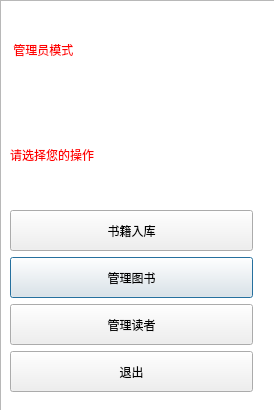
Above: mode.ui from banlanzs/317LibrarySystem before the change. Below: the same form after it.
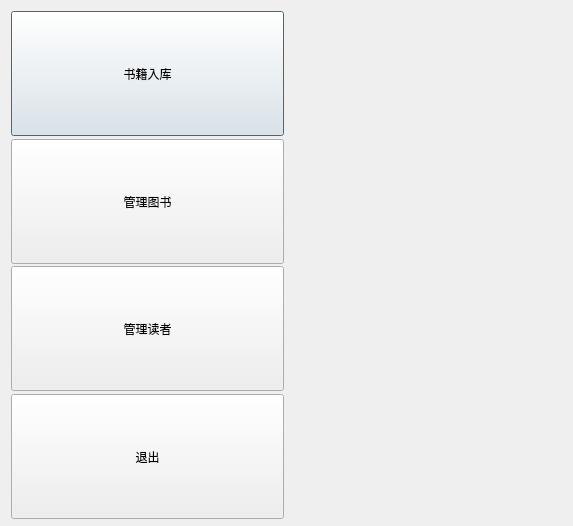
That is the form after the change. Icons and pictures are not drawn.

```diff
--- a/mode.ui
+++ b/mode.ui
@@ -6,26 +6,45 @@
    <rect>
     <x>0</x>
     <y>0</y>
-    <width>274</width>
-    <height>410</height>
+    <width>573</width>
+    <height>526</height>
    </rect>
   </property>
+  <property name="minimumSize">
+   <size>
+    <width>300</width>
+    <height>500</height>
+   </size>
+  </property>
   <property name="windowTitle">
    <string>Dialog</string>
   </property>
+  <property name="styleSheet">
+   <string notr="true">background-image: url(:/new/prefix1/0eefae7af46b407ae390a0fad8c36b7e0bb7a043d956e-UVgqj9_fw658.webp);</string>
+  </property>
+  <layout class="QGridLayout" name="gridLayout">
+   <item row="0" column="0">
+    <widget class="QPushButton" name="BookInButton">
+     <property name="minimumSize">
+      <size>
+       <width>100</width>
+       <height>125</height>
+      </size>
+     </property>
+     <property name="styleSheet">
+      <string notr="true">font: 12pt &quot;Agency FB&quot;;</string>
+     </property>
+     <property name="text">
+      <string>书籍入库</string>
+     </property>
+    </widget>
+   </item>
+   <item row="1" column="0">
   <widget class="QPushButton" name="managebooksButton">
-   <property name="geometry">
-    <rect>
-     <x>10</x>
-     <y>257</y>
-     <width>243</width>
-     <height>41</height>
-    </rect>
-   </property>
    <property name="minimumSize">
     <size>
-     <width>241</width>
-     <height>41</height>
+       <width>100</width>
+       <height>125</height>
     </size>
    </property>
    <property name="styleSheet">
@@ -35,69 +54,13 @@
     <string>管理图书</string>
    </property>
   </widget>
-  <widget class="QLabel" name="label_2">
-   <property name="geometry">
-    <rect>
-     <x>10</x>
-     <y>105</y>
-     <width>243</width>
-     <height>99</height>
-    </rect>
-   </property>
-   <property name="minimumSize">
-    <size>
-     <width>147</width>
-     <height>24</height>
-    </size>
-   </property>
-   <property name="styleSheet">
-    <string notr="true">font: 87 22pt &quot;Arial Black&quot;;
-font: 16pt &quot;Agency FB&quot;;
-color: rgb(0, 170, 0);
-color: rgb(255, 0, 0);</string>
-   </property>
-   <property name="text">
-    <string>请选择您的操作</string>
-   </property>
-  </widget>
-  <widget class="QLabel" name="label">
-   <property name="geometry">
-    <rect>
-     <x>10</x>
-     <y>0</y>
-     <width>243</width>
-     <height>99</height>
-    </rect>
-   </property>
-   <property name="minimumSize">
-    <size>
-     <width>241</width>
-     <height>71</height>
-    </size>
-   </property>
-   <property name="styleSheet">
-    <string notr="true">
-color: rgb(255, 0, 0);
-font: 87 28pt &quot;Arial Black&quot;;
-</string>
-   </property>
-   <property name="text">
-    <string> 管理员模式</string>
-   </property>
-  </widget>
+   </item>
+   <item row="2" column="0">
   <widget class="QPushButton" name="ManageUsersButton">
-   <property name="geometry">
-    <rect>
-     <x>10</x>
-     <y>304</y>
-     <width>243</width>
-     <height>41</height>
-    </rect>
-   </property>
    <property name="minimumSize">
     <size>
-     <width>241</width>
-     <height>41</height>
+       <width>100</width>
+       <height>125</height>
     </size>
    </property>
    <property name="styleSheet">
@@ -107,19 +70,13 @@
     <string>管理读者</string>
    </property>
   </widget>
+   </item>
+   <item row="3" column="0">
   <widget class="QPushButton" name="BackButton">
-   <property name="geometry">
-    <rect>
-     <x>10</x>
-     <y>351</y>
-     <width>243</width>
-     <height>41</height>
-    </rect>
-   </property>
    <property name="minimumSize">
     <size>
-     <width>241</width>
-     <height>41</height>
+       <width>100</width>
+       <height>125</height>
     </size>
    </property>
    <property name="styleSheet">
@@ -129,54 +86,24 @@
     <string>退出</string>
    </property>
   </widget>
-  <widget class="QPushButton" name="BookInButton">
-   <property name="geometry">
-    <rect>
-     <x>10</x>
-     <y>210</y>
-     <width>243</width>
-     <height>41</height>
-    </rect>
-   </property>
+   </item>
+   <item row="0" column="1" rowspan="4">
+    <widget class="QLabel" name="label">
    <property name="minimumSize">
     <size>
-     <width>241</width>
-     <height>41</height>
+       <width>200</width>
+       <height>500</height>
     </size>
    </property>
    <property name="styleSheet">
-    <string notr="true">font: 12pt &quot;Agency FB&quot;;</string>
+      <string notr="true">background-image: url(:/new/prefix1/zr9tjspe.png);</string>
    </property>
    <property name="text">
-    <string>书籍入库</string>
-   </property>
-  </widget>
-  <widget class="QGraphicsView" name="graphicsView">
-   <property name="geometry">
-    <rect>
-     <x>0</x>
-     <y>0</y>
-     <width>281</width>
-     <height>411</height>
-    </rect>
-   </property>
-   <property name="minimumSize">
-    <size>
-     <width>281</width>
-     <height>411</height>
-    </size>
-   </property>
-   <property name="styleSheet">
-    <string notr="true">background-image: url(:/new/prefix1/bg2.png);</string>
-   </property>
-  </widget>
-  <zorder>graphicsView</zorder>
-  <zorder>managebooksButton</zorder>
-  <zorder>label_2</zorder>
-  <zorder>label</zorder>
-  <zorder>ManageUsersButton</zorder>
-  <zorder>BackButton</zorder>
-  <zorder>BookInButton</zorder>
+      <string/>
+     </property>
+    </widget>
+   </item>
+  </layout>
  </widget>
  <resources/>
  <connections/>
```
Lines whose indentation alone changed are shown as unchanged.
